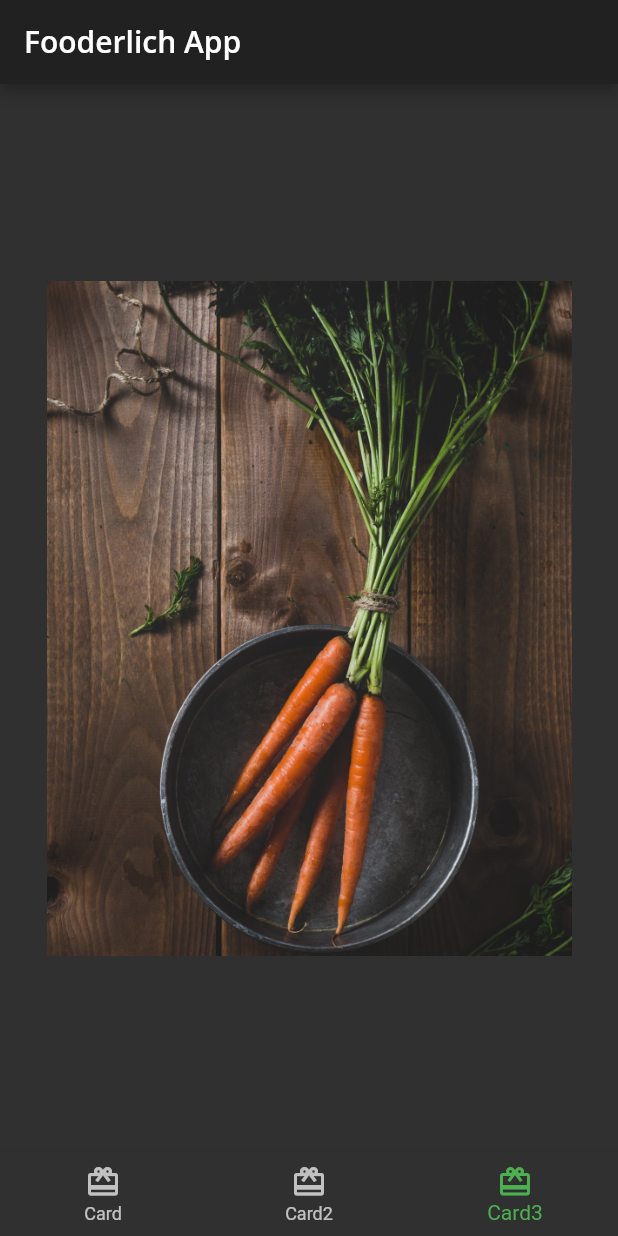
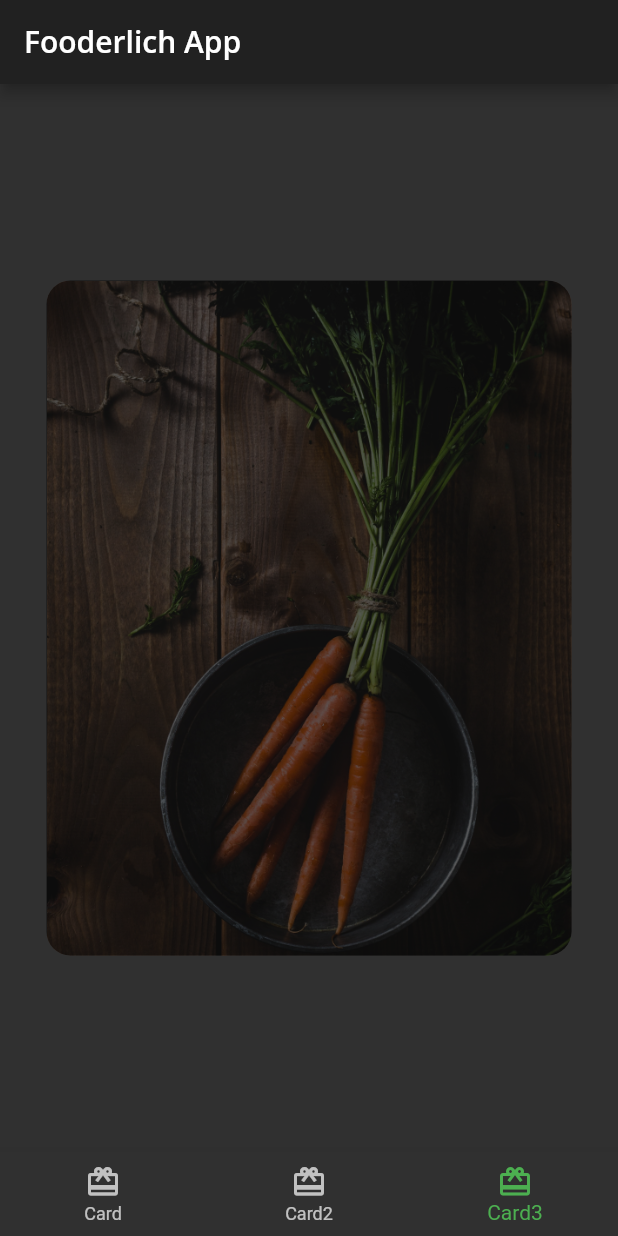
Before and after one commit to tian3rd/fooderlich2, a Flutter app: the screen it shows after launch, item 3 of the bottom bar chosen, on a phone screen of 412 x 824 dp. Run offline on Flutter 3.47's test engine with Material 2 defaults, Android fonts, the phone set to English and light mode, and no system bars; our stand-ins replace google_fonts; project files that could hold a hidden picture were left out.

Commit message:
add overlay

```diff
--- a/lib/card3.dart
+++ b/lib/card3.dart
@@ -11,11 +11,17 @@ class Card3 extends StatelessWidget {
         child: Stack(
           children: [
             // TODO 5: add dark overlay BoxDecoration
+            Container(
+              decoration: BoxDecoration(
+                color: Colors.black.withOpacity(0.6),
+                borderRadius: const BorderRadius.all(Radius.circular(16)),
+              ),
+            ),
             // TODO 6: add Container, Column, Icon and Text
             // TODO 7: add Center widget with Chip widget children
           ],
         ),
-        padding: const EdgeInsets.all(16),
+        // no need for padding here because the overlay can handle it
         constraints: const BoxConstraints.expand(
           width: 350,
           height: 450,
@@ -24,7 +30,8 @@ class Card3 extends StatelessWidget {
           image: DecorationImage(
             image: AssetImage('assets/mag2.png'),
             fit: BoxFit.cover,
-          )
+          ),
+          borderRadius: BorderRadius.all(Radius.circular(16)),
         )
       ),
     );
```
